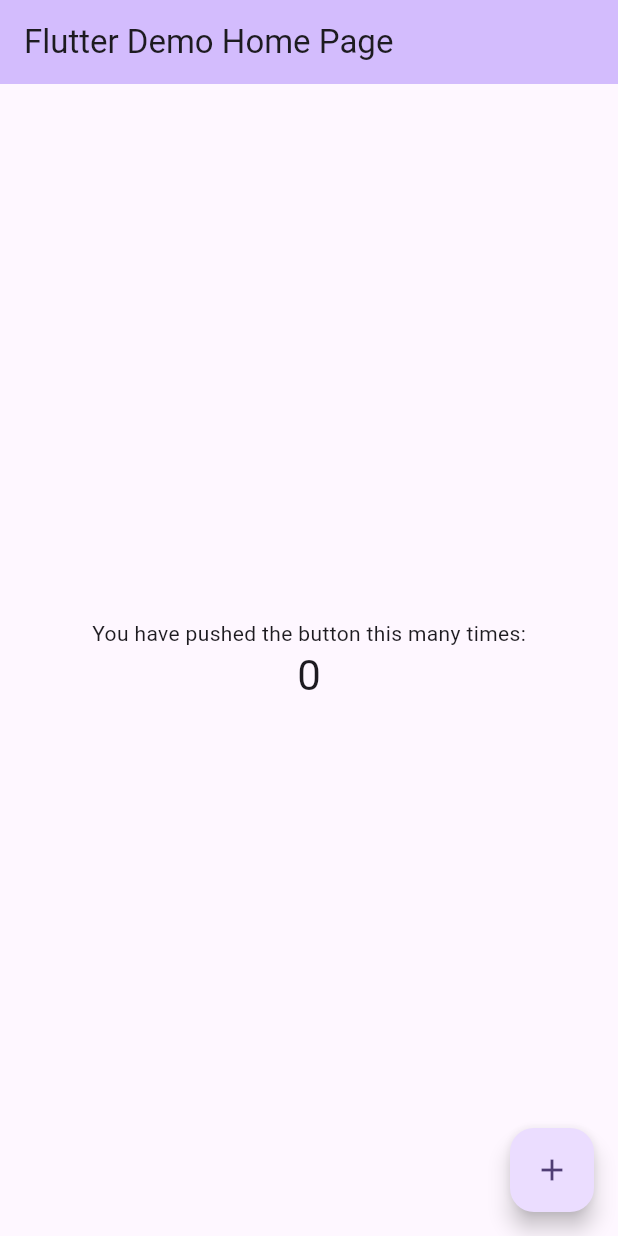
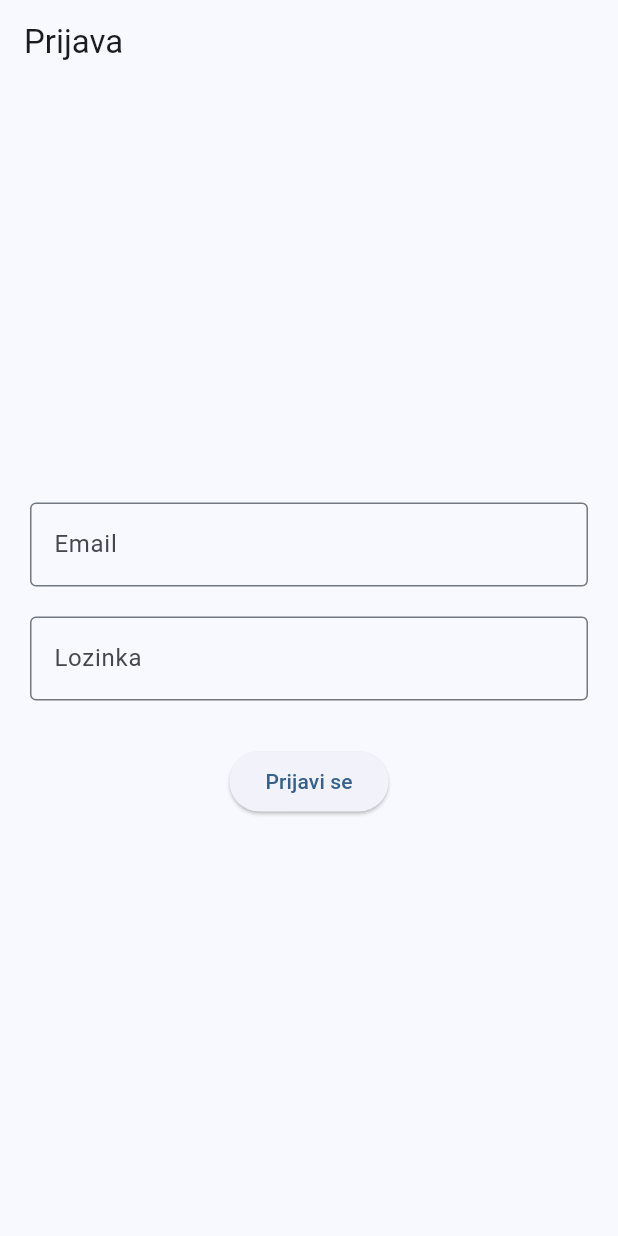
Before and after one commit to MajaBozalo/MIT_projekat, a Flutter app: the screen it shows after launch, on a phone screen of 412 x 824 dp. Run offline on Flutter 3.47's test engine with Material 3 defaults, Android fonts, the phone set to English and light mode, and no system bars.

Commit message:
Dodati login i home screen

```diff
--- a/lib/main.dart
+++ b/lib/main.dart
@@ -1,122 +1,23 @@
 import 'package:flutter/material.dart';
-
+import 'screens/home_screen.dart';
+import 'screens/login_screen.dart';
 void main() {
-  runApp(const MyApp());
+  runApp(const RentifyApp());
 }
 
-class MyApp extends StatelessWidget {
-  const MyApp({super.key});
+class RentifyApp extends StatelessWidget {
+  const RentifyApp({super.key});
 
-  // This widget is the root of your application.
   @override
   Widget build(BuildContext context) {
     return MaterialApp(
-      title: 'Flutter Demo',
+      debugShowCheckedModeBanner: false,
+      title: 'Rentify',
       theme: ThemeData(
-        // This is the theme of your application.
-        //
-        // TRY THIS: Try running your application with "flutter run". You'll see
-        // the application has a purple toolbar. Then, without quitting the app,
-        // try changing the seedColor in the colorScheme below to Colors.green
-        // and then invoke "hot reload" (save your changes or press the "hot
-        // reload" button in a Flutter-supported IDE, or press "r" if you used
-        // the command line to start the app).
-        //
-        // Notice that the counter didn't reset back to zero; the application
-        // state is not lost during the reload. To reset the state, use hot
-        // restart instead.
-        //
-        // This works for code too, not just values: Most code changes can be
-        // tested with just a hot reload.
-        colorScheme: .fromSeed(seedColor: Colors.deepPurple),
+        colorSchemeSeed: Colors.blue,
+        useMaterial3: true,
       ),
-      home: const MyHomePage(title: 'Flutter Demo Home Page'),
+      home: const LoginScreen(),
     );
   }
 }
-
-class MyHomePage extends StatefulWidget {
-  const MyHomePage({super.key, required this.title});
-
-  // This widget is the home page of your application. It is stateful, meaning
-  // that it has a State object (defined below) that contains fields that affect
-  // how it looks.
-
-  // This class is the configuration for the state. It holds the values (in this
-  // case the title) provided by the parent (in this case the App widget) and
-  // used by the build method of the State. Fields in a Widget subclass are
-  // always marked "final".
-
-  final String title;
-
-  @override
-  State<MyHomePage> createState() => _MyHomePageState();
-}
-
-class _MyHomePageState extends State<MyHomePage> {
-  int _counter = 0;
-
-  void _incrementCounter() {
-    setState(() {
-      // This call to setState tells the Flutter framework that something has
-      // changed in this State, which causes it to rerun the build method below
-      // so that the display can reflect the updated values. If we changed
-      // _counter without calling setState(), then the build method would not be
-      // called again, and so nothing would appear to happen.
-      _counter++;
-    });
-  }
-
-  @override
-  Widget build(BuildContext context) {
-    // This method is rerun every time setState is called, for instance as done
-    // by the _incrementCounter method above.
-    //
-    // The Flutter framework has been optimized to make rerunning build methods
-    // fast, so that you can just rebuild anything that needs updating rather
-    // than having to individually change instances of widgets.
-    return Scaffold(
-      appBar: AppBar(
-        // TRY THIS: Try changing the color here to a specific color (to
-        // Colors.amber, perhaps?) and trigger a hot reload to see the AppBar
-        // change color while the other colors stay the same.
-        backgroundColor: Theme.of(context).colorScheme.inversePrimary,
-        // Here we take the value from the MyHomePage object that was created by
-        // the App.build method, and use it to set our appbar title.
-        title: Text(widget.title),
-      ),
-      body: Center(
-        // Center is a layout widget. It takes a single child and positions it
-        // in the middle of the parent.
-        child: Column(
-          // Column is also a layout widget. It takes a list of children and
-          // arranges them vertically. By default, it sizes itself to fit its
-          // children horizontally, and tries to be as tall as its parent.
-          //
-          // Column has various properties to control how it sizes itself and
-          // how it positions its children. Here we use mainAxisAlignment to
-          // center the children vertically; the main axis here is the vertical
-          // axis because Columns are vertical (the cross axis would be
-          // horizontal).
-          //
-          // TRY THIS: Invoke "debug painting" (choose the "Toggle Debug Paint"
-          // action in the IDE, or press "p" in the console), to see the
-          // wireframe for each widget.
-          mainAxisAlignment: .center,
-          children: [
-            const Text('You have pushed the button this many times:'),
-            Text(
-              '$_counter',
-              style: Theme.of(context).textTheme.headlineMedium,
-            ),
-          ],
-        ),
-      ),
-      floatingActionButton: FloatingActionButton(
-        onPressed: _incrementCounter,
-        tooltip: 'Increment',
-        child: const Icon(Icons.add),
-      ),
-    );
-  }
-}
--- /dev/null
+++ b/lib/screens/home_screen.dart
@@ -0,0 +1,20 @@
+import 'package:flutter/material.dart';
+
+class HomeScreen extends StatelessWidget {
+  const HomeScreen({super.key});
+
+  @override
+  Widget build(BuildContext context) {
+    return Scaffold(
+      appBar: AppBar(
+        title: const Text("Rentify"),
+      ),
+      body: const Center(
+        child: Text(
+          "Dobrodošli u Rentify aplikaciju!",
+          style: TextStyle(fontSize: 18),
+        ),
+      ),
+    );
+  }
+}
--- /dev/null
+++ b/lib/screens/login_screen.dart
@@ -0,0 +1,41 @@
+import 'package:flutter/material.dart';
+
+class LoginScreen extends StatelessWidget {
+  const LoginScreen({super.key});
+
+  @override
+  Widget build(BuildContext context) {
+    return Scaffold(
+      appBar: AppBar(
+        title: const Text("Prijava"),
+      ),
+      body: Padding(
+        padding: const EdgeInsets.all(20),
+        child: Column(
+          mainAxisAlignment: MainAxisAlignment.center,
+          children: [
+            const TextField(
+              decoration: InputDecoration(
+                labelText: "Email",
+                border: OutlineInputBorder(),
+              ),
+            ),
+            const SizedBox(height: 20),
+            const TextField(
+              obscureText: true,
+              decoration: InputDecoration(
+                labelText: "Lozinka",
+                border: OutlineInputBorder(),
+              ),
+            ),
+            const SizedBox(height: 30),
+            ElevatedButton(
+              onPressed: () {},
+              child: const Text("Prijavi se"),
+            ),
+          ],
+        ),
+      ),
+    );
+  }
+}
```
